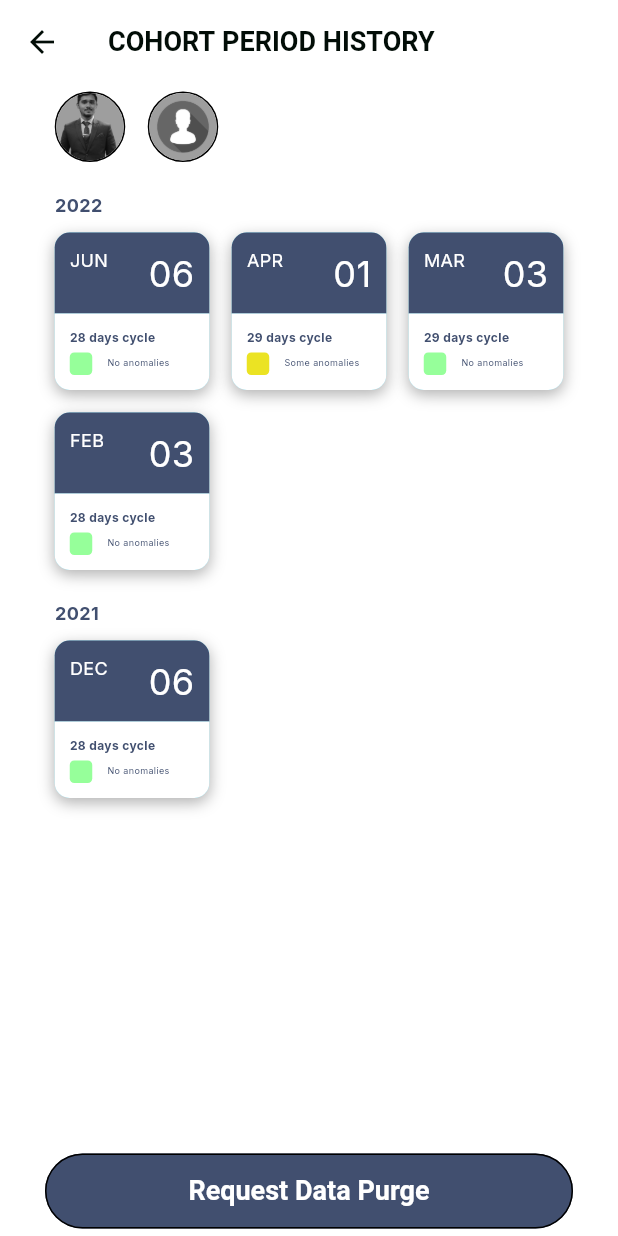
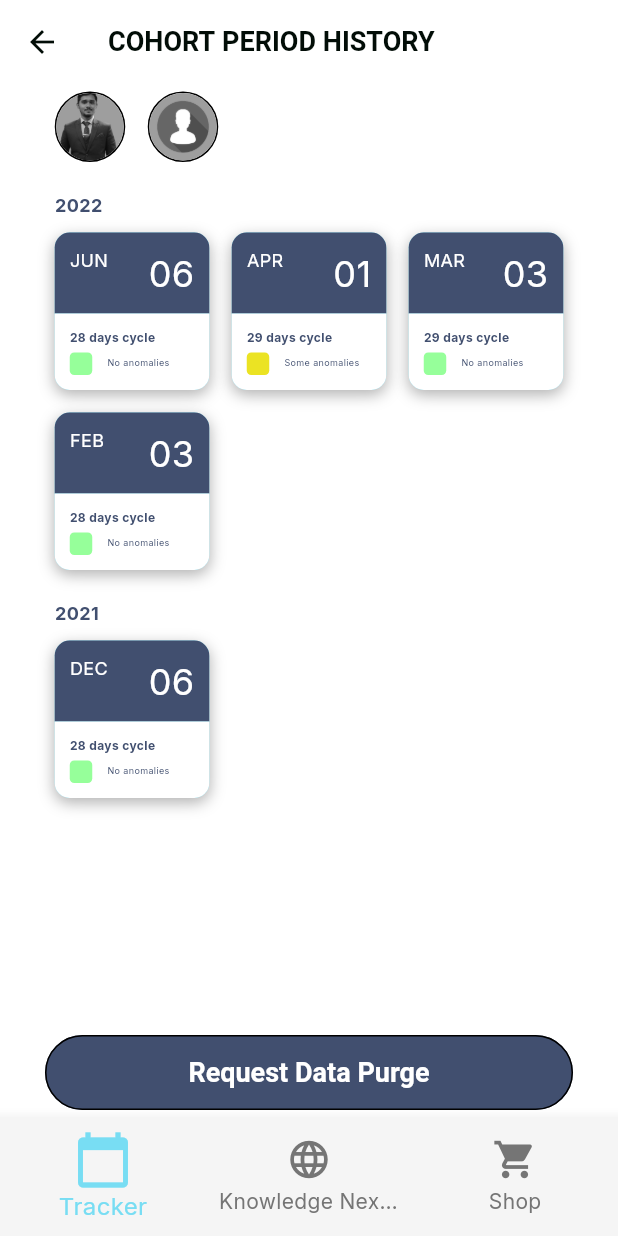
Before and after one commit to Shahabuddin1122/ananya, a Flutter app: the screen it shows after launch, on a phone screen of 412 x 824 dp. Run offline on Flutter 3.47's test engine with Material 3 defaults, Android fonts, the phone set to English and light mode, and no system bars; our stand-ins replace flutter_svg, google_fonts, table_calendar.

Commit message:
add navigation bar in history

```diff
--- a/ananya/lib/screens/history/cohort.dart
+++ b/ananya/lib/screens/history/cohort.dart
@@ -4,8 +4,21 @@ import 'package:ananya/widgets/circle_image.dart';
 import 'package:ananya/widgets/history_component.dart';
 import 'package:flutter/material.dart';
 
-class CohortHistory extends StatelessWidget {
+class CohortHistory extends StatefulWidget {
   const CohortHistory({super.key});
+
+  @override
+  State<CohortHistory> createState() => _CohortHistoryState();
+}
+
+class _CohortHistoryState extends State<CohortHistory> {
+  int _selectedIndex = 0;
+
+  void _onItemTapped(int index) {
+    setState(() {
+      _selectedIndex = index;
+    });
+  }
 
   @override
   Widget build(BuildContext context) {
@@ -136,6 +149,41 @@ class CohortHistory extends StatelessWidget {
           ),
         ],
       ),
+      bottomNavigationBar: BottomNavigationBar(
+        backgroundColor: Colors.grey[100],
+        currentIndex: _selectedIndex,
+        onTap: _onItemTapped,
+        selectedItemColor: SECONDARY_COLOR,
+        unselectedItemColor: Colors.grey[600],
+        selectedFontSize: 16,
+        unselectedFontSize: 14,
+        items: [
+          BottomNavigationBarItem(
+            icon: Icon(
+              Icons.calendar_today,
+              size: _selectedIndex == 0 ? 40 : 30,
+              color: _selectedIndex == 0 ? SECONDARY_COLOR : Colors.grey[600],
+            ),
+            label: "Tracker",
+          ),
+          BottomNavigationBarItem(
+            icon: Icon(
+              Icons.language,
+              size: _selectedIndex == 1 ? 40 : 30,
+              color: _selectedIndex == 1 ? SECONDARY_COLOR : Colors.grey[600],
+            ),
+            label: "Knowledge Nexus",
+          ),
+          BottomNavigationBarItem(
+            icon: Icon(
+              Icons.shopping_cart,
+              size: _selectedIndex == 2 ? 40 : 30,
+              color: _selectedIndex == 2 ? SECONDARY_COLOR : Colors.grey[600],
+            ),
+            label: "Shop",
+          ),
+        ],
+      ),
     );
   }
 }
```
Also changed, not shown: ananya/lib/screens/history/individual.dart (+49 -1 lines).
